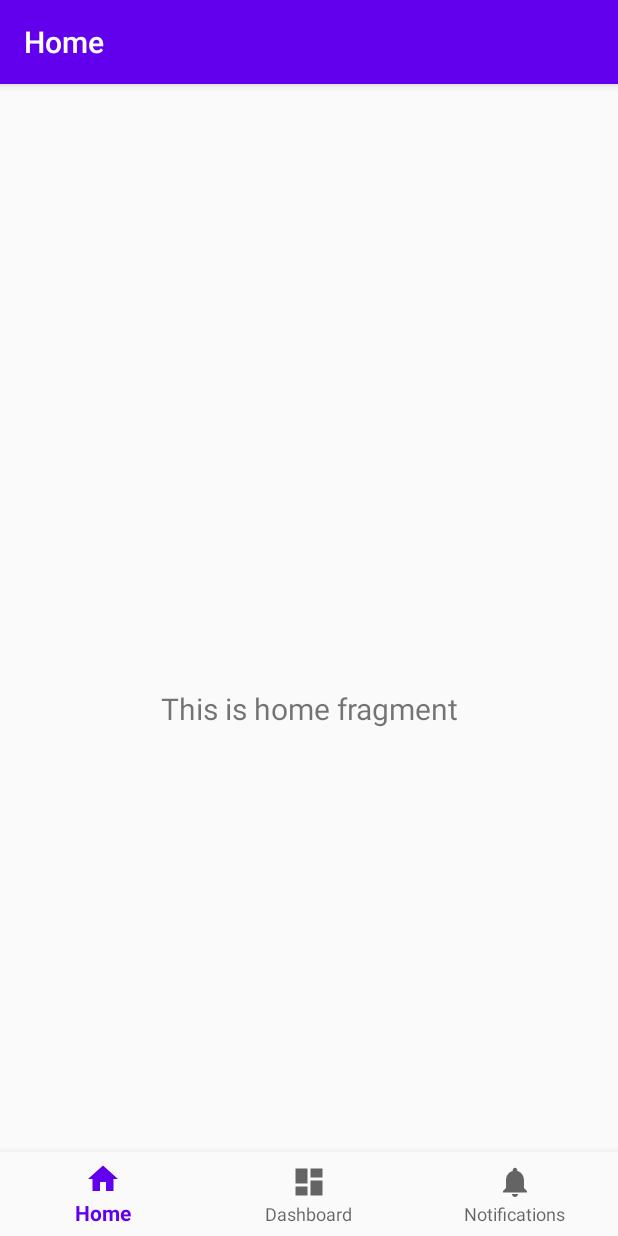
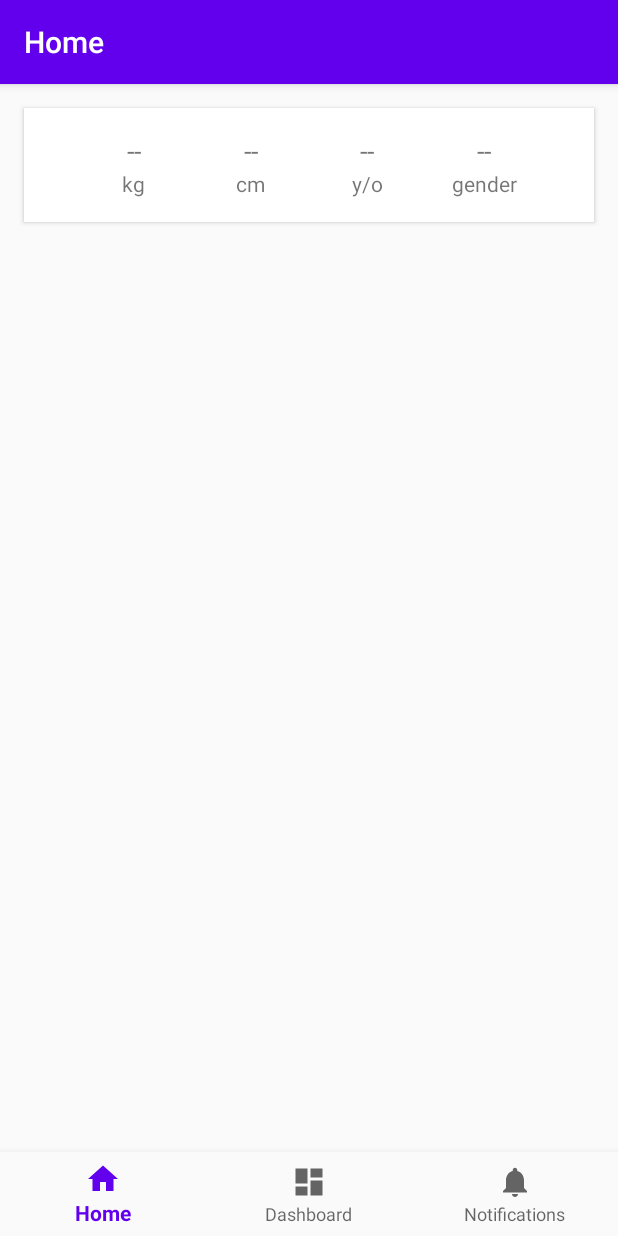
Before and after one commit to William-Larsson/workout-app, an Android app: the screen it shows after launch (MainActivity), on a phone screen of 412 x 824 dp. Run offline under Robolectric (Android 15) with nearby library versions, the phone set to English and light mode, and no system bars; our stand-ins replace Room's generated code, navigation-ui; 4 statements that could not run were skipped.

```diff
--- a/app/build.gradle
+++ b/app/build.gradle
@@ -34,12 +34,16 @@ dependencies {
     implementation 'androidx.navigation:navigation-fragment:2.3.0'
     implementation 'androidx.navigation:navigation-ui:2.3.0'
     implementation 'androidx.lifecycle:lifecycle-extensions:2.2.0'
+    implementation 'org.mockito:mockito-core:2.25.0'
     testImplementation 'junit:junit:4.12'
-    testImplementation 'org.mockito:mockito-core:1.10.19'
+    testImplementation "org.mockito:mockito-android:2.25.0"
+    androidTestImplementation "org.mockito:mockito-android:2.25.0"
     androidTestImplementation 'androidx.test.ext:junit:1.1.1'
     androidTestImplementation 'androidx.test.espresso:espresso-core:3.2.0'
     androidTestImplementation 'androidx.test:runner:1.2.0'
     androidTestImplementation 'androidx.test:rules:1.2.0'
+    androidTestImplementation "androidx.arch.core:core-testing:2.1.0"
+
 
     // Room
     def room_version = "2.2.5"
--- a/app/src/main/java/se/umu/oi17wln/workoutplanner/MainActivity.java
+++ b/app/src/main/java/se/umu/oi17wln/workoutplanner/MainActivity.java
@@ -10,12 +10,25 @@ import androidx.navigation.Navigation;
 import androidx.navigation.ui.AppBarConfiguration;
 import androidx.navigation.ui.NavigationUI;
 
+/**
+ * Main Activity for hosting the bottom navigation bar,
+ * as well as the main content fragments.
+ */
 public class MainActivity extends AppCompatActivity {
 
     @Override
     protected void onCreate(Bundle savedInstanceState) {
         super.onCreate(savedInstanceState);
         setContentView(R.layout.activity_main);
+
+        setUpBottomNavigation();
+    }
+
+
+    /**
+     * Adds  Bottom App Bar navigation to different fragments of the app
+     */
+    private void  setUpBottomNavigation(){
         BottomNavigationView navView = findViewById(R.id.nav_view);
         // Passing each menu ID as a set of Ids because each
         // menu should be considered as top level destinations.
@@ -26,6 +39,11 @@ public class MainActivity extends AppCompatActivity {
         NavigationUI.setupActionBarWithNavController(this, navController, appBarConfiguration);
         NavigationUI.setupWithNavController(navView, navController);
     }
+
+
+
+
+
 
     // TODO: this is pseudo code for the step counter:
     /*
--- a/app/src/main/java/se/umu/oi17wln/workoutplanner/model/PersonDao.java
+++ b/app/src/main/java/se/umu/oi17wln/workoutplanner/model/person/PersonDao.java
@@ -1,4 +1,4 @@
-package se.umu.oi17wln.workoutplanner.model;
+package se.umu.oi17wln.workoutplanner.model.person;
 
 import androidx.lifecycle.LiveData;
 import androidx.room.Dao;
@@ -12,6 +12,8 @@ import java.util.List;
  * "Data access object"-class used to access the Room database data
  * for the Person-table. Class in an interface to allow for
  * abstract access to the application database.
+ *
+ * Author: William Larsson
  */
 @Dao
 public interface PersonDao {
@@ -52,8 +54,7 @@ public interface PersonDao {
      * @return = all database entries.
      */
     @Query("SELECT * FROM Tbl_Person ORDER BY id DESC")
-    List<PersonEntity> getAll();
-    // TODO: replace with LiveData<List<PersonEntity>> getall(); for live data updates!
+    LiveData<List<PersonEntity>> getAll();
 
 
     /**
@@ -61,6 +62,6 @@ public interface PersonDao {
      * @return = the latest entry.
      */
     @Query("SELECT * FROM Tbl_Person ORDER BY id DESC LIMIT 1")
-    PersonEntity getLatestEntry();
+    LiveData<PersonEntity> getLatestEntry();
 
 }
--- a/app/src/main/java/se/umu/oi17wln/workoutplanner/pedometer/BootReceiver.java
+++ b/app/src/main/java/se/umu/oi17wln/workoutplanner/pedometer/BootReceiver.java
@@ -22,11 +22,13 @@ public class BootReceiver extends BroadcastReceiver {
     @Override
     public void onReceive(Context context, Intent intent) {
         Log.d(TAG_DEVICE_BOOT, "Device has booted.");
+        /*
         Toast.makeText(context, "Workout Planner is ready!", Toast.LENGTH_SHORT).show();
         Intent pedometerIntent = new Intent(context, PedometerListener.class);
         if (Build.VERSION.SDK_INT >= 26) {
             context.startForegroundService(pedometerIntent);
         } else context.startService(pedometerIntent);
+        */
         // whats the difference between startService and startForegroundService?
         // should the latter be used instead?
     }
--- a/app/src/main/java/se/umu/oi17wln/workoutplanner/ui/home/HomeFragment.java
+++ b/app/src/main/java/se/umu/oi17wln/workoutplanner/ui/home/HomeFragment.java
@@ -5,31 +5,69 @@ import android.view.LayoutInflater;
 import android.view.View;
 import android.view.ViewGroup;
 import android.widget.TextView;
+import android.widget.Toast;
 
 import androidx.annotation.NonNull;
-import androidx.annotation.Nullable;
 import androidx.fragment.app.Fragment;
-import androidx.lifecycle.Observer;
-import androidx.lifecycle.ViewModelProviders;
+import androidx.lifecycle.ViewModelProvider;
+
+import java.util.Locale;
 
 import se.umu.oi17wln.workoutplanner.R;
+import se.umu.oi17wln.workoutplanner.model.person.PersonEntity;
 
+/**
+ * View class for handling immediate actions related
+ * to the GUI-component of this fragment. Updates components
+ * from ViewModel data and executes Android specific
+ * operations related to the GUI.
+ *
+ * Author: William Larsson
+ */
 public class HomeFragment extends Fragment {
 
+    private View fragmentView;
     private HomeViewModel homeViewModel;
 
-    public View onCreateView(@NonNull LayoutInflater inflater,
-                             ViewGroup container, Bundle savedInstanceState) {
-        homeViewModel =
-                ViewModelProviders.of(this).get(HomeViewModel.class);
-        View root = inflater.inflate(R.layout.fragment_home, container, false);
-        final TextView textView = root.findViewById(R.id.text_home);
-        homeViewModel.getText().observe(getViewLifecycleOwner(), new Observer<String>() {
-            @Override
-            public void onChanged(@Nullable String s) {
-                textView.setText(s);
-            }
-        });
-        return root;
+    public View onCreateView (
+            @NonNull LayoutInflater inflater,
+            ViewGroup container,
+            Bundle savedInstanceState )
+    {
+        homeViewModel = new ViewModelProvider(this).get(HomeViewModel.class);
+        fragmentView = inflater.inflate(R.layout.fragment_home, container, false);
+
+        homeViewModel.getPersonInfo().observe(getViewLifecycleOwner(), this::updatePersonInfoView);
+
+        return fragmentView;
     }
+
+    private void updatePersonInfoView(PersonEntity pe){
+        Toast.makeText(getContext(), "onChanged PersonInfo", Toast.LENGTH_SHORT).show();
+        TextView view;
+        // Weight
+        view = fragmentView.findViewById(R.id.weightValue_textView);
+        view.setText(String.format(Locale.US, "%.1f", pe.getWeight()));
+        // Height
+        view = fragmentView.findViewById(R.id.heightValue_textView);
+        view.setText(String.format(Locale.US, "%.1f", pe.getHeight()));
+        // Age
+        view = fragmentView.findViewById(R.id.ageValue_textView);
+        view.setText(String.format(Locale.US, "%d", pe.getAge()));
+        // Gender
+        view = fragmentView.findViewById(R.id.genderValue_textView);
+        view.setText(pe.getGender());
+
+    }
+
+    private void updateHeight (){
+
+    }
+
+    private void updateAge(){
+        TextView ageValue = fragmentView.findViewById(R.id.ageValue_textView);
+
+    }
+
+    private void updateGender(){}
 }
--- a/app/src/main/java/se/umu/oi17wln/workoutplanner/ui/home/HomeViewModel.java
+++ b/app/src/main/java/se/umu/oi17wln/workoutplanner/ui/home/HomeViewModel.java
@@ -1,19 +1,57 @@
 package se.umu.oi17wln.workoutplanner.ui.home;
 
+import android.app.Application;
+import androidx.annotation.NonNull;
+import androidx.lifecycle.AndroidViewModel;
 import androidx.lifecycle.LiveData;
 import androidx.lifecycle.MutableLiveData;
-import androidx.lifecycle.ViewModel;
 
-public class HomeViewModel extends ViewModel {
+import se.umu.oi17wln.workoutplanner.model.person.PersonDao;
+import se.umu.oi17wln.workoutplanner.model.person.PersonEntity;
+import se.umu.oi17wln.workoutplanner.model.person.PersonRepository;
 
-    private MutableLiveData<String> mText;
+/**
+ * ViewModel for the HomeFragment / landing page.
+ * Acts as a middle man between a View and the underlying
+ * business logic / model classes.
+ * Provides data to a View by accessing a repository and
+ * providing the returned data as LiveData.
+ *
+ * Author: William Larsson
+ */
+public class HomeViewModel extends AndroidViewModel {
 
-    public HomeViewModel() {
-        mText = new MutableLiveData<>();
-        mText.setValue("This is home fragment");
+    private PersonRepository repo;
+    private LiveData<PersonEntity> personInfo;
+
+    public HomeViewModel(@NonNull Application app) {
+        super(app);
+        repo = new PersonRepository(app);
+        personInfo = repo.getLatestPersonEntry();
     }
 
-    public LiveData<String> getText() {
-        return mText;
+    // TODO: change the following method names to something more appropriate?
+    public void insert(PersonEntity personEntity) {
+        repo.insert(personEntity);
+    }
+
+
+    public void update(PersonEntity personEntity){
+        repo.update(personEntity);
+    }
+
+
+    public void delete(PersonEntity personEntity) {
+        repo.delete(personEntity);
+    }
+
+
+    public void deleteAll(){
+        repo.deleteAll();
+    }
+
+
+    public LiveData<PersonEntity> getPersonInfo() {
+        return personInfo;
     }
 }
--- a/app/src/main/java/se/umu/oi17wln/workoutplanner/ui/dashboard/DashboardViewModel.java
+++ b/app/src/main/java/se/umu/oi17wln/workoutplanner/ui/profile/ProfileViewModel.java
@@ -1,14 +1,14 @@
-package se.umu.oi17wln.workoutplanner.ui.dashboard;
+package se.umu.oi17wln.workoutplanner.ui.profile;
 
 import androidx.lifecycle.LiveData;
 import androidx.lifecycle.MutableLiveData;
 import androidx.lifecycle.ViewModel;
 
-public class DashboardViewModel extends ViewModel {
+public class ProfileViewModel extends ViewModel {
 
     private MutableLiveData<String> mText;
 
-    public DashboardViewModel() {
+    public ProfileViewModel() {
         mText = new MutableLiveData<>();
         mText.setValue("This is dashboard fragment");
     }
--- a/app/src/main/res/layout/activity_main.xml
+++ b/app/src/main/res/layout/activity_main.xml
@@ -3,8 +3,7 @@
     xmlns:app="http://schemas.android.com/apk/res-auto"
     android:id="@+id/container"
     android:layout_width="match_parent"
-    android:layout_height="match_parent"
-    android:paddingTop="?attr/actionBarSize">
+    android:layout_height="match_parent">
 
     <com.google.android.material.bottomnavigation.BottomNavigationView
         android:id="@+id/nav_view"
@@ -18,13 +17,14 @@
         app:layout_constraintRight_toRightOf="parent"
         app:menu="@menu/bottom_nav_menu" />
 
+    <!-- NOTE: Do not lint <fragment/> there is a bug with FragmentContainerView -->
     <fragment
         android:id="@+id/nav_host_fragment"
         android:name="androidx.navigation.fragment.NavHostFragment"
         android:layout_width="match_parent"
         android:layout_height="match_parent"
         app:defaultNavHost="true"
-        app:layout_constraintBottom_toTopOf="@id/nav_view"
+        app:layout_constraintHorizontal_bias="0.0"
         app:layout_constraintLeft_toLeftOf="parent"
         app:layout_constraintRight_toRightOf="parent"
         app:layout_constraintTop_toTopOf="parent"
--- a/app/src/main/res/layout/fragment_dashboard.xml
+++ b/app/src/main/res/layout/fragment_dashboard.xml
@@ -4,7 +4,9 @@
     xmlns:tools="http://schemas.android.com/tools"
     android:layout_width="match_parent"
     android:layout_height="match_parent"
-    tools:context=".ui.dashboard.DashboardFragment">
+    tools:context=".ui.profile.ProfileFragment">
+
+
 
     <TextView
         android:id="@+id/text_dashboard"
@@ -19,4 +21,6 @@
         app:layout_constraintEnd_toEndOf="parent"
         app:layout_constraintStart_toStartOf="parent"
         app:layout_constraintTop_toTopOf="parent" />
+
+
 </androidx.constraintlayout.widget.ConstraintLayout>
--- a/app/src/main/res/layout/fragment_home.xml
+++ b/app/src/main/res/layout/fragment_home.xml
@@ -1,22 +1,12 @@
 <?xml version="1.0" encoding="utf-8"?>
-<androidx.constraintlayout.widget.ConstraintLayout xmlns:android="http://schemas.android.com/apk/res/android"
+<LinearLayout xmlns:android="http://schemas.android.com/apk/res/android"
     xmlns:app="http://schemas.android.com/apk/res-auto"
     xmlns:tools="http://schemas.android.com/tools"
     android:layout_width="match_parent"
     android:layout_height="match_parent"
+    android:orientation="vertical"
     tools:context=".ui.home.HomeFragment">
 
-    <TextView
-        android:id="@+id/text_home"
-        android:layout_width="match_parent"
-        android:layout_height="wrap_content"
-        android:layout_marginStart="8dp"
-        android:layout_marginTop="8dp"
-        android:layout_marginEnd="8dp"
-        android:textAlignment="center"
-        android:textSize="20sp"
-        app:layout_constraintBottom_toBottomOf="parent"
-        app:layout_constraintEnd_toEndOf="parent"
-        app:layout_constraintStart_toStartOf="parent"
-        app:layout_constraintTop_toTopOf="parent" />
-</androidx.constraintlayout.widget.ConstraintLayout>
+    <include layout="@layout/personinfo_cardview" />
+
+</LinearLayout>
--- /dev/null
+++ b/app/src/main/res/layout/personinfo_cardview.xml
@@ -0,0 +1,111 @@
+<?xml version="1.0" encoding="utf-8"?>
+<androidx.cardview.widget.CardView xmlns:android="http://schemas.android.com/apk/res/android"
+    xmlns:app="http://schemas.android.com/apk/res-auto"
+    android:id="@+id/personInfo_cardView"
+    android:layout_width="match_parent"
+    android:layout_height="wrap_content"
+    android:layout_marginStart="16dp"
+    android:layout_marginTop="16dp"
+    android:layout_marginEnd="16dp"
+    android:layout_marginBottom="0dp"
+    android:elevation="2dp"
+    app:cardCornerRadius="0dp">
+
+    <androidx.constraintlayout.widget.ConstraintLayout
+        android:layout_width="match_parent"
+        android:layout_height="match_parent"
+        android:paddingTop="16dp"
+        android:paddingBottom="16dp">
+
+        <TextView
+            android:id="@+id/weightValue_textView"
+            android:layout_width="wrap_content"
+            android:layout_height="wrap_content"
+            android:text="@string/value_unknown"
+            android:textSize="18sp"
+            app:layout_constraintBottom_toTopOf="@id/weightHeading_textView"
+            app:layout_constraintEnd_toStartOf="@+id/heightValue_textView"
+            app:layout_constraintStart_toStartOf="parent"
+            app:layout_constraintTop_toTopOf="parent" />
+
+        <TextView
+            android:id="@+id/heightValue_textView"
+            android:layout_width="wrap_content"
+            android:layout_height="wrap_content"
+            android:text="@string/value_unknown"
+            android:textSize="18sp"
+            app:layout_constraintBottom_toTopOf="@id/heightHeading_textView"
+            app:layout_constraintEnd_toStartOf="@+id/ageValue_textView"
+            app:layout_constraintStart_toEndOf="@id/weightValue_textView"
+            app:layout_constraintTop_toTopOf="parent" />
+
+        <TextView
+            android:id="@+id/ageValue_textView"
+            android:layout_width="wrap_content"
+            android:layout_height="wrap_content"
+            android:text="@string/value_unknown"
+            android:textSize="18sp"
+            app:layout_constraintBottom_toTopOf="@id/ageHeading_textView"
+            app:layout_constraintEnd_toStartOf="@+id/genderValue_textView"
+            app:layout_constraintStart_toEndOf="@id/heightValue_textView"
+            app:layout_constraintTop_toTopOf="parent" />
+
+        <TextView
+            android:id="@+id/genderValue_textView"
+            android:layout_width="wrap_content"
+            android:layout_height="wrap_content"
+            android:text="@string/value_unknown"
+            android:textSize="18sp"
+            app:layout_constraintBottom_toTopOf="@id/genderHeading_textView"
+            app:layout_constraintEnd_toEndOf="parent"
+            app:layout_constraintStart_toEndOf="@id/ageValue_textView"
+            app:layout_constraintTop_toTopOf="parent" />
+
+
+        <TextView
+            android:id="@+id/weightHeading_textView"
+            android:layout_width="wrap_content"
+            android:layout_height="wrap_content"
+            android:text="@string/kilogram_short"
+            android:textSize="14sp"
+            app:layout_constraintBottom_toBottomOf="parent"
+            app:layout_constraintEnd_toStartOf="@+id/heightValue_textView"
+            app:layout_constraintStart_toStartOf="parent"
+            app:layout_constraintTop_toBottomOf="@id/weightValue_textView" />
+
+        <TextView
+            android:id="@+id/heightHeading_textView"
+            android:layout_width="wrap_content"
+            android:layout_height="wrap_content"
+            android:text="@string/centimeter_short"
+            android:textSize="14sp"
+            app:layout_constraintBottom_toBottomOf="parent"
+            app:layout_constraintEnd_toStartOf="@+id/ageValue_textView"
+            app:layout_constraintStart_toEndOf="@id/weightValue_textView"
+            app:layout_constraintTop_toBottomOf="@id/heightValue_textView" />
+
+        <TextView
+            android:id="@+id/ageHeading_textView"
+            android:layout_width="wrap_content"
+            android:layout_height="wrap_content"
+            android:text="@string/age_short"
+            android:textSize="14sp"
+            app:layout_constraintBottom_toBottomOf="parent"
+            app:layout_constraintEnd_toStartOf="@+id/genderValue_textView"
+            app:layout_constraintStart_toEndOf="@id/heightValue_textView"
+            app:layout_constraintTop_toBottomOf="@id/ageValue_textView" />
+
+        <TextView
+            android:id="@+id/genderHeading_textView"
+            android:layout_width="wrap_content"
+            android:layout_height="wrap_content"
+            android:text="@string/gender_short"
+            android:textSize="14sp"
+            app:layout_constraintBottom_toBottomOf="parent"
+            app:layout_constraintEnd_toEndOf="parent"
+            app:layout_constraintStart_toEndOf="@id/ageValue_textView"
+            app:layout_constraintTop_toBottomOf="@id/genderValue_textView" />
+
+    </androidx.constraintlayout.widget.ConstraintLayout>
+
+</androidx.cardview.widget.CardView>
--- a/app/src/main/res/navigation/mobile_navigation.xml
+++ b/app/src/main/res/navigation/mobile_navigation.xml
@@ -13,7 +13,7 @@
 
     <fragment
         android:id="@+id/navigation_dashboard"
-        android:name="se.umu.oi17wln.workoutplanner.ui.dashboard.DashboardFragment"
+        android:name="se.umu.oi17wln.workoutplanner.ui.profile.ProfileFragment"
         android:label="@string/title_dashboard"
         tools:layout="@layout/fragment_dashboard" />
 
--- a/app/src/main/res/values/strings.xml
+++ b/app/src/main/res/values/strings.xml
@@ -3,4 +3,9 @@
     <string name="title_home">Home</string>
     <string name="title_dashboard">Dashboard</string>
     <string name="title_notifications">Notifications</string>
+    <string name="value_unknown">--</string>
+    <string name="kilogram_short">kg</string>
+    <string name="centimeter_short">cm</string>
+    <string name="age_short">y/o</string>
+    <string name="gender_short">gender</string>
 </resources>
```
Also changed, not shown: app/src/main/java/se/umu/oi17wln/workoutplanner/model/Database.java (+12 -3 lines), app/src/main/java/se/umu/oi17wln/workoutplanner/model/person/PersonEntity.java (renamed from app/src/main/java/se/umu/oi17wln/workoutplanner/model/PersonEntity.java, +48 -8 lines), app/src/main/java/se/umu/oi17wln/workoutplanner/model/person/PersonRepository.java (added, +178 -0 lines), app/src/main/java/se/umu/oi17wln/workoutplanner/ui/profile/ProfileFragment.java (renamed from app/src/main/java/se/umu/oi17wln/workoutplanner/ui/dashboard/DashboardFragment.java, +4 -4 lines), 2 other files.
